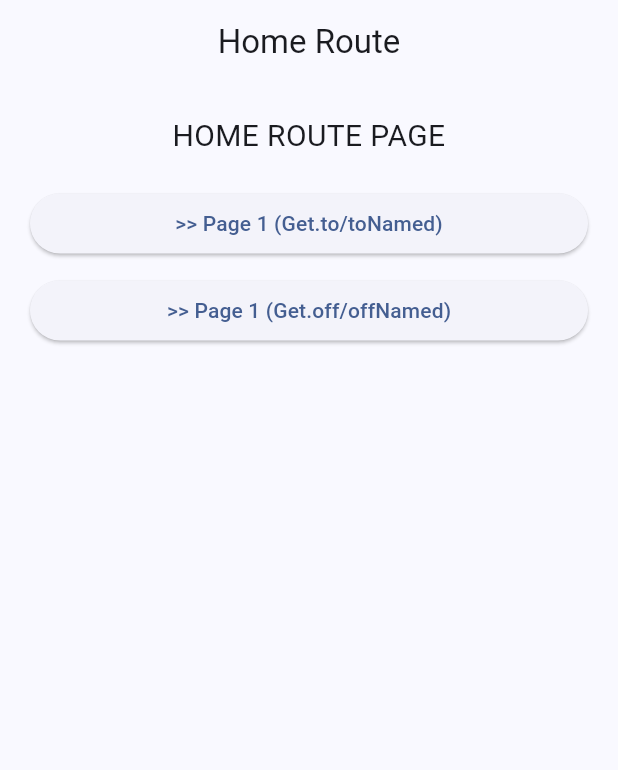
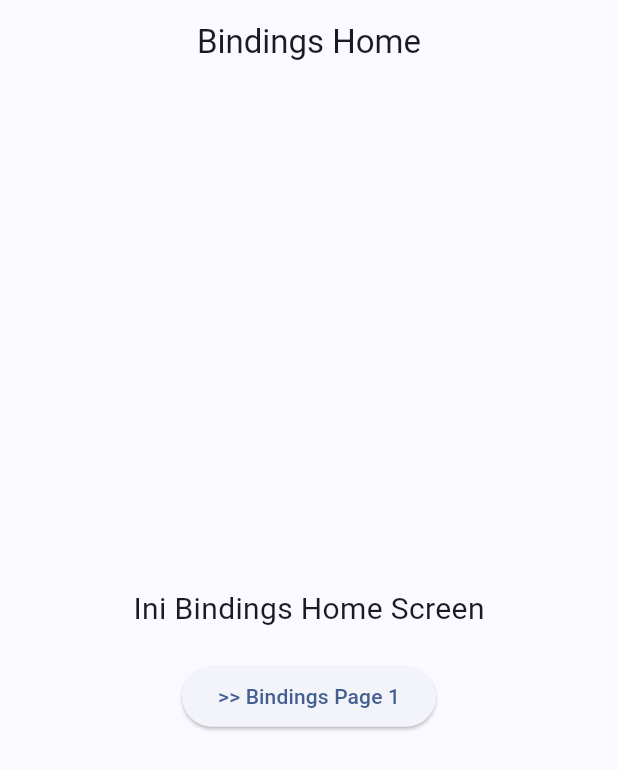
Before and after one commit to naufalrdev/belajar_getx, a Flutter app: the screen it shows after launch, on a phone screen of 412 x 824 dp. Shown: the top 770 px of the screen. Run offline on Flutter 3.47's test engine with Material 3 defaults, Android fonts, the phone set to English and light mode, and no system bars; our stand-ins replace get, lottie.

Commit message:
Add: Bindings Builder GetX

```diff
--- /dev/null
+++ b/lib/controllers/bindings_builder_controller.dart
@@ -0,0 +1,8 @@
+import 'package:get/get.dart';
+
+class BindingsBuilderController extends GetxController {
+  RxInt data = 0.obs;
+
+  void incrementData() => data++;
+  void decrementData() => data--;
+}
--- a/lib/main.dart
+++ b/lib/main.dart
@@ -1,4 +1,6 @@
-import 'package:belajar_getx/pages/home_route_screen.dart';
+import 'package:belajar_getx/controllers/bindings_builder_controller.dart';
+import 'package:belajar_getx/pages/bindings_home_screen.dart';
+import 'package:belajar_getx/pages/bindings_page_satu_screen.dart';
 import 'package:belajar_getx/pages/page_dua_route.dart';
 import 'package:belajar_getx/pages/page_empat_route.dart';
 import 'package:belajar_getx/pages/page_lima_route.dart';
@@ -25,7 +27,7 @@ class MyApp extends StatelessWidget {
         colorScheme: ColorScheme.fromSeed(seedColor: Colors.blueAccent),
         useMaterial3: true,
       ),
-      home: HomeRouteScreen(),
+      home: BindingsHomeScreen(),
       // routes: {
       //   "home": (context) => HomeRouteScreen(),
       //   "page_satu": (context) => PageSatuRoute(),
@@ -37,7 +39,14 @@ class MyApp extends StatelessWidget {
 
       // ========== routes = getPages ==========
       getPages: [
-        GetPage(name: "/home", page: () => HomeRouteScreen()),
+        GetPage(name: "/home", page: () => BindingsHomeScreen()),
+        GetPage(
+          name: "/bindings_page_satu",
+          page: () => BindingsPageSatuScreen(),
+          binding: BindingsBuilder(() {
+            Get.put(BindingsBuilderController());
+          }),
+        ),
         GetPage(name: "/page_satu", page: () => PageSatuRoute()),
         GetPage(name: "/page_dua", page: () => PageDuaRoute()),
         GetPage(name: "/page_tiga", page: () => PageTigaRoute()),
--- /dev/null
+++ b/lib/pages/bindings_home_screen.dart
@@ -0,0 +1,26 @@
+import 'package:flutter/material.dart';
+import 'package:get/get.dart';
+
+class BindingsHomeScreen extends StatelessWidget {
+  const BindingsHomeScreen({super.key});
+
+  @override
+  Widget build(BuildContext context) {
+    return Scaffold(
+      appBar: AppBar(title: Text("Bindings Home"), centerTitle: true),
+      body: Center(
+        child: Column(
+          mainAxisAlignment: MainAxisAlignment.center,
+          children: [
+            Text("Ini Bindings Home Screen", style: TextStyle(fontSize: 20)),
+            SizedBox(height: 20),
+            ElevatedButton(
+              onPressed: () => Get.toNamed("/bindings_page_satu"),
+              child: Text(">> Bindings Page 1"),
+            ),
+          ],
+        ),
+      ),
+    );
+  }
+}
```
Also changed, not shown: lib/pages/bindings_page_satu_screen.dart (added, +39 -0 lines).
